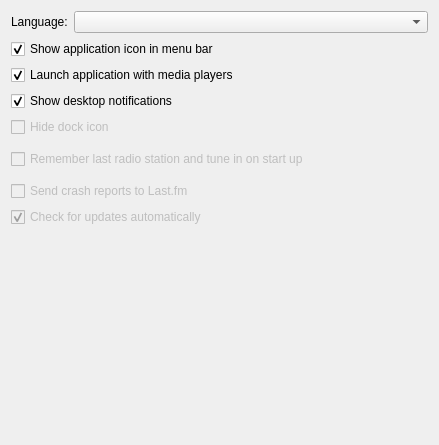
mutecypher/lastfm-desktop, file app/client/Settings/GeneralSettingsWidget.ui: the form before one commit.
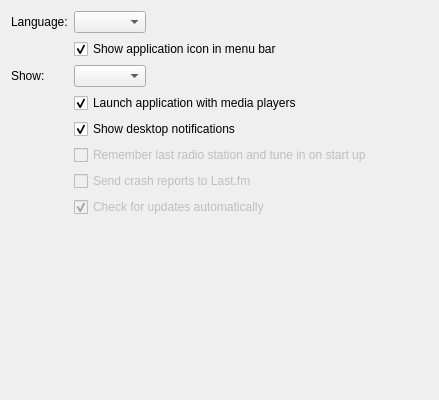
The form after the commit.

Commit message: The option to hide the dock icon on mac has been implemented.

Diff of the .ui file:
```diff
--- a/app/client/Settings/GeneralSettingsWidget.ui
+++ b/app/client/Settings/GeneralSettingsWidget.ui
@@ -7,32 +7,31 @@
     <x>0</x>
     <y>0</y>
     <width>439</width>
-    <height>445</height>
+    <height>400</height>
    </rect>
   </property>
   <property name="windowTitle">
    <string>Form</string>
   </property>
-  <layout class="QVBoxLayout" name="verticalLayout">
-   <item>
-    <layout class="QHBoxLayout" name="horizontalLayout" stretch="0,1">
-     <item>
+  <layout class="QFormLayout" name="formLayout">
+   <property name="fieldGrowthPolicy">
+    <enum>QFormLayout::FieldsStayAtSizeHint</enum>
+   </property>
+   <item row="0" column="0">
       <widget class="QLabel" name="languageLabel">
        <property name="text">
         <string>Language:</string>
        </property>
       </widget>
      </item>
-     <item>
+   <item row="0" column="1">
       <widget class="QComboBox" name="languages">
        <property name="enabled">
         <bool>true</bool>
        </property>
       </widget>
      </item>
-    </layout>
-   </item>
-   <item>
+   <item row="1" column="1">
     <widget class="QCheckBox" name="showAs">
      <property name="text">
       <string>Show application icon in menu bar</string>
@@ -42,7 +41,17 @@
      </property>
     </widget>
    </item>
-   <item>
+   <item row="4" column="0">
+    <widget class="QLabel" name="showWhereLabel">
+     <property name="text">
+      <string>Show:</string>
+     </property>
+    </widget>
+   </item>
+   <item row="4" column="1">
+    <widget class="QComboBox" name="showWhere"/>
+   </item>
+   <item row="5" column="1">
     <widget class="QCheckBox" name="launch">
      <property name="enabled">
       <bool>true</bool>
@@ -55,7 +64,7 @@
      </property>
     </widget>
    </item>
-   <item>
+   <item row="6" column="1">
     <widget class="QCheckBox" name="notifications">
      <property name="enabled">
       <bool>true</bool>
@@ -68,27 +77,7 @@
      </property>
     </widget>
    </item>
-   <item>
-    <widget class="QCheckBox" name="hideDock">
-     <property name="enabled">
-      <bool>false</bool>
-     </property>
-     <property name="text">
-      <string>Hide dock icon</string>
-     </property>
-    </widget>
-   </item>
-   <item>
-    <widget class="QFrame" name="hsplitter2">
-     <property name="frameShape">
-      <enum>QFrame::StyledPanel</enum>
-     </property>
-     <property name="frameShadow">
-      <enum>QFrame::Raised</enum>
-     </property>
-    </widget>
-   </item>
-   <item>
+   <item row="7" column="1">
     <widget class="QCheckBox" name="lastRadio">
      <property name="enabled">
       <bool>false</bool>
@@ -98,17 +87,7 @@
      </property>
     </widget>
    </item>
-   <item>
-    <widget class="QFrame" name="hsplitter1">
-     <property name="frameShape">
-      <enum>QFrame::StyledPanel</enum>
-     </property>
-     <property name="frameShadow">
-      <enum>QFrame::Raised</enum>
-     </property>
-    </widget>
-   </item>
-   <item>
+   <item row="8" column="1">
     <widget class="QCheckBox" name="sendCrashReports">
      <property name="enabled">
       <bool>false</bool>
@@ -118,7 +97,7 @@
      </property>
     </widget>
    </item>
-   <item>
+   <item row="9" column="1">
     <widget class="QCheckBox" name="updates">
      <property name="enabled">
       <bool>false</bool>
@@ -131,7 +110,7 @@
      </property>
     </widget>
    </item>
-   <item>
+   <item row="12" column="0">
     <spacer name="verticalSpacer">
      <property name="orientation">
       <enum>Qt::Vertical</enum>
```
Lines whose indentation alone changed are shown as unchanged. The commit also changes 4 other files.
